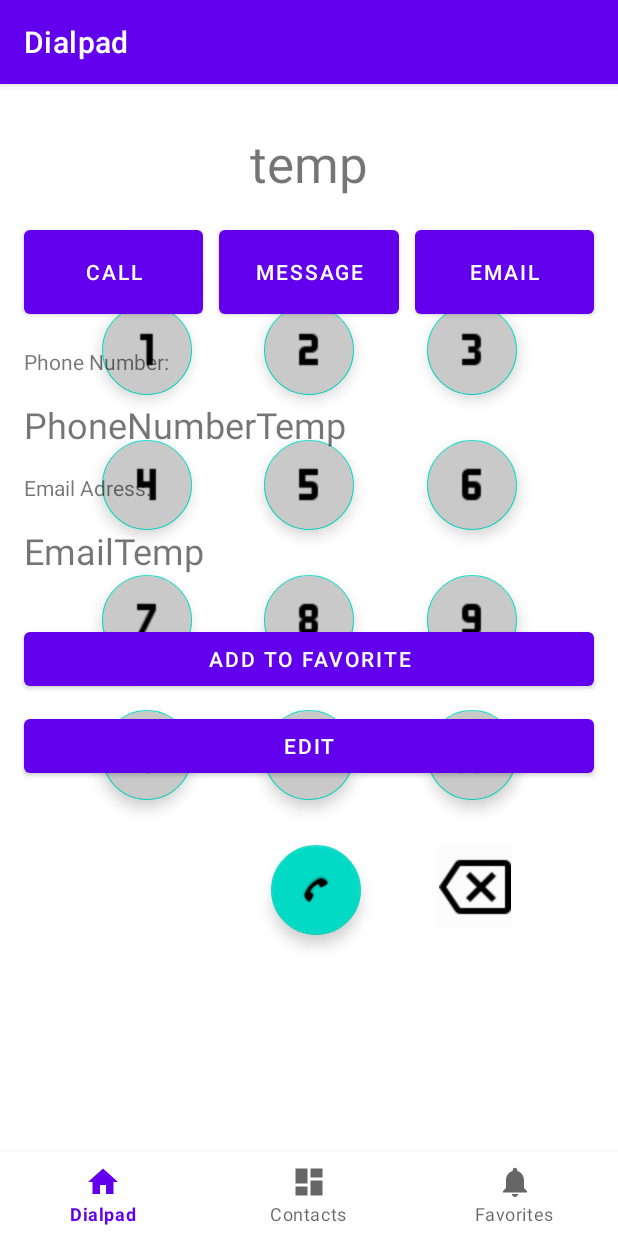
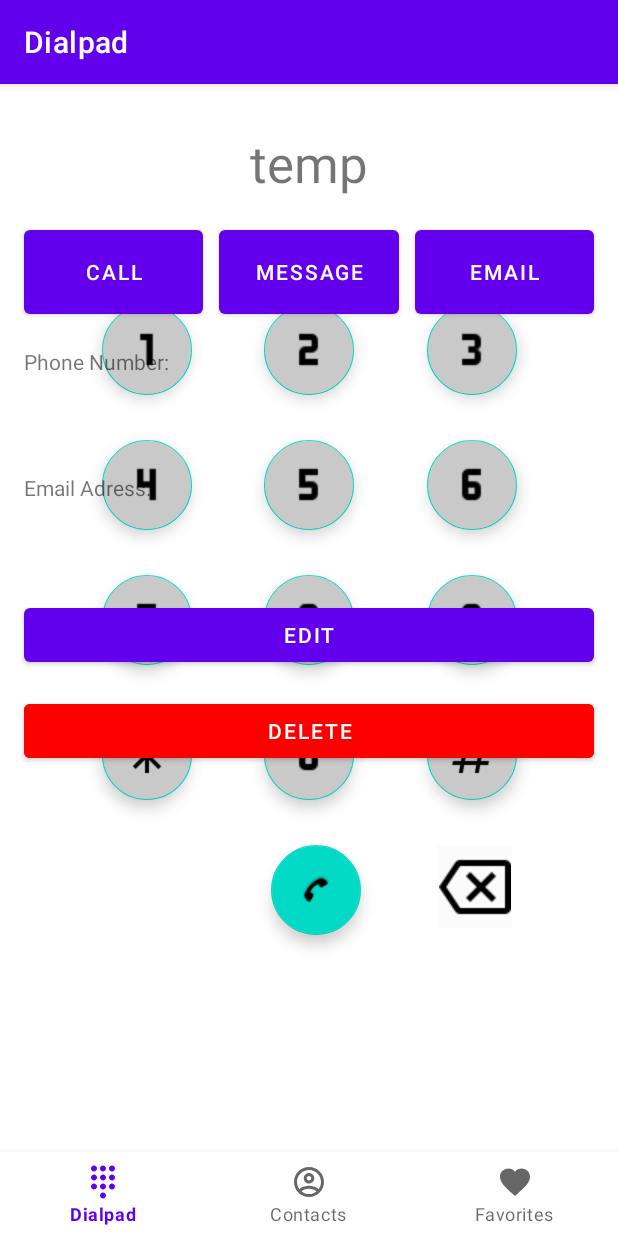
Before and after one commit to danielgeo96/Contacts, an Android app: the fragment infoFragment placed in its activity, on a phone screen of 412 x 824 dp. Run offline under Robolectric (Android 15) with nearby library versions, the phone set to English and light mode, and no system bars; our stand-ins replace navigation-ui; 7 statements that could not run were skipped.

Commit message:
1.Add icons to the button menu bar 2.Add function of remove contacts that effects both favorites and 3.Add remove button

```diff
--- a/app/src/main/java/com/example/contacts/infoFragment.java
+++ b/app/src/main/java/com/example/contacts/infoFragment.java
@@ -2,13 +2,19 @@ package com.example.contacts;
 
 import android.os.Bundle;
 
+import androidx.annotation.NonNull;
 import androidx.fragment.app.Fragment;
 import androidx.navigation.Navigation;
 
 import android.view.LayoutInflater;
+import android.view.Menu;
+import android.view.MenuInflater;
+import android.view.MenuItem;
 import android.view.View;
 import android.view.ViewGroup;
 import android.widget.Button;
+import android.widget.CompoundButton;
+import android.widget.Switch;
 import android.widget.TextView;
 
 import com.example.contacts.model.Contacts;
@@ -20,21 +26,30 @@ import org.w3c.dom.Text;
 
 public class infoFragment extends Fragment {
 
+    int position;
+    Contacts contacts;
  @Override
     public View onCreateView(LayoutInflater inflater, ViewGroup container,
                              Bundle savedInstanceState) {
-        // Inflate the layout for this fragment
+
+     // Inflate the layout for this fragment
         View root = inflater.inflate(R.layout.fragment_info, container, false);
 
      TextView fullNameTextView = root.findViewById(R.id.fragment_info_title);
      TextView phoneNumberTextView = root.findViewById(R.id.fragment_info_phoneNumber);
      TextView emailTextView = root.findViewById(R.id.fragemnt_info_emailAdress);
      Button editBtn = root.findViewById(R.id.fragment_info_editBtn);
-     Button favBtn = root.findViewById(R.id.fragment_info_addToFavorite);
+     Button delBtn = root.findViewById(R.id.fragment_info_delBtn);
 
-     int position = infoFragmentArgs.fromBundle(getArguments()).getRecivePosParam();
+     position = infoFragmentArgs.fromBundle(getArguments()).getRecivePosParam();
+     Boolean isFav = infoFragmentArgs.fromBundle(getArguments()).getIsFav();
+     String fromFrag = infoFragmentArgs.fromBundle(getArguments()).getFromFrag();
 
-     Contacts contacts = model.instance.getContactByCount(position);
+    if(isFav){
+         contacts = model.instance.getFavContactByCount(position);
+    }else{
+        contacts = model.instance.getContactByCount(position);
+    }
 
      fullNameTextView.setText(contacts.getFirstName()+ " " + contacts.getLastName());
      phoneNumberTextView.setText(contacts.getPhoneNumber());
@@ -43,19 +58,45 @@ public class infoFragment extends Fragment {
      editBtn.setOnClickListener(new View.OnClickListener() {
          @Override
          public void onClick(View v) {
-             infoFragmentDirections.ActionInfoFragmentToAddOrEditFragment action = infoFragmentDirections.actionInfoFragmentToAddOrEditFragment("",position);
+             infoFragmentDirections.ActionInfoFragmentToAddOrEditFragment action = infoFragmentDirections.actionInfoFragmentToAddOrEditFragment("",position,fromFrag);
              Navigation.findNavController(root).navigate(action);
          }
      });
 
-     favBtn.setOnClickListener(new View.OnClickListener() {
+     delBtn.setOnClickListener(new View.OnClickListener() {
          @Override
          public void onClick(View v) {
-             contacts.setFavorite(true);
-             model.instance.changeData(contacts,position);
+             if(fromFrag == "Favorites"){
+                 model.instance.removeBothFavAndContact(contacts);
+             }else{
+                 if(contacts.getFavorite()){
+                     model.instance.removeBothFavAndContact(contacts);
+                 }else {
+                     model.instance.removeContact(position);
+                 }
+             }
+
+             Navigation.findNavController(root).navigate(R.id.isRemove);
+
          }
      });
 
-        return root;
+     return root;
     }
+
+    @Override
+    public void onCreateOptionsMenu(@NonNull Menu menu, @NonNull MenuInflater inflater) {
+        inflater.inflate(R.menu.info_save_btn ,menu);
+        super.onCreateOptionsMenu(menu, inflater);
+    }
+
+    @Override
+    public boolean onOptionsItemSelected(@NonNull MenuItem item) {
+
+        model.instance.changeData(contacts,position);
+        setHasOptionsMenu(false);
+
+        return super.onOptionsItemSelected(item);
+    }
+
 }
--- a/app/src/main/java/com/example/contacts/model/Contacts.java
+++ b/app/src/main/java/com/example/contacts/model/Contacts.java
@@ -1,4 +1,6 @@
 package com.example.contacts.model;
+
+import android.provider.ContactsContract;
 
 public class Contacts {
 
@@ -6,7 +8,7 @@ public class Contacts {
     String firstName;
     String lastName;
     String email;
-    Boolean isFavorite;
+    Boolean isFavorite = false;
     int count;
 
     public String getPhoneNumber() {
--- a/app/src/main/java/com/example/contacts/ui/dialpad/DialpadFragment.java
+++ b/app/src/main/java/com/example/contacts/ui/dialpad/DialpadFragment.java
@@ -111,7 +111,7 @@ public class DialpadFragment extends Fragment implements View.OnClickListener {
 
     @Override
     public boolean onOptionsItemSelected(@NonNull MenuItem item) {
-        DialpadFragmentDirections.DialpadToAddOrEdit action = DialpadFragmentDirections.dialpadToAddOrEdit(finalText,-1);
+        DialpadFragmentDirections.DialpadToAddOrEdit action = DialpadFragmentDirections.dialpadToAddOrEdit(finalText,-1,"DialPad");
         Navigation.findNavController(root).navigate(action);
         return super.onOptionsItemSelected(item);
     }
--- a/app/src/main/java/com/example/contacts/ui/favorites/FavoritesFragment.java
+++ b/app/src/main/java/com/example/contacts/ui/favorites/FavoritesFragment.java
@@ -64,8 +64,9 @@ public class FavoritesFragment extends Fragment {
             public void OnItemClick(int position) {
 
                 Log.d("Tag","row was clicked" + position);
-                ContactsFragmentDirections.ContactsToInfo action = ContactsFragmentDirections.contactsToInfo(position);
+                FavoritesFragmentDirections.ActionNavigationFavoritesToInfoFragment action = FavoritesFragmentDirections.actionNavigationFavoritesToInfoFragment(position,true,"Favorites");
                 Navigation.findNavController(root).navigate(action);
+
 
             }
         });
--- /dev/null
+++ b/app/src/main/res/drawable-v24/outline_account_circle_24.xml
@@ -0,0 +1,10 @@
+<vector xmlns:android="http://schemas.android.com/apk/res/android"
+    android:width="24dp"
+    android:height="24dp"
+    android:viewportWidth="24"
+    android:viewportHeight="24"
+    android:tint="?attr/colorControlNormal">
+  <path
+      android:fillColor="@color/black"
+      android:pathData="M12,2C6.48,2 2,6.48 2,12s4.48,10 10,10 10,-4.48 10,-10S17.52,2 12,2zM7.07,18.28c0.43,-0.9 3.05,-1.78 4.93,-1.78s4.51,0.88 4.93,1.78C15.57,19.36 13.86,20 12,20s-3.57,-0.64 -4.93,-1.72zM18.36,16.83c-1.43,-1.74 -4.9,-2.33 -6.36,-2.33s-4.93,0.59 -6.36,2.33C4.62,15.49 4,13.82 4,12c0,-4.41 3.59,-8 8,-8s8,3.59 8,8c0,1.82 -0.62,3.49 -1.64,4.83zM12,6c-1.94,0 -3.5,1.56 -3.5,3.5S10.06,13 12,13s3.5,-1.56 3.5,-3.5S13.94,6 12,6zM12,11c-0.83,0 -1.5,-0.67 -1.5,-1.5S11.17,8 12,8s1.5,0.67 1.5,1.5S12.83,11 12,11z"/>
+</vector>
--- /dev/null
+++ b/app/src/main/res/drawable/outline_dialpad_24.xml
@@ -0,0 +1,10 @@
+<vector xmlns:android="http://schemas.android.com/apk/res/android"
+    android:width="24dp"
+    android:height="24dp"
+    android:viewportWidth="24"
+    android:viewportHeight="24"
+    android:tint="?attr/colorControlNormal">
+  <path
+      android:fillColor="@color/black"
+      android:pathData="M12,19c-1.1,0 -2,0.9 -2,2s0.9,2 2,2 2,-0.9 2,-2 -0.9,-2 -2,-2zM6,1c-1.1,0 -2,0.9 -2,2s0.9,2 2,2 2,-0.9 2,-2 -0.9,-2 -2,-2zM6,7c-1.1,0 -2,0.9 -2,2s0.9,2 2,2 2,-0.9 2,-2 -0.9,-2 -2,-2zM6,13c-1.1,0 -2,0.9 -2,2s0.9,2 2,2 2,-0.9 2,-2 -0.9,-2 -2,-2zM18,5c1.1,0 2,-0.9 2,-2s-0.9,-2 -2,-2 -2,0.9 -2,2 0.9,2 2,2zM12,13c-1.1,0 -2,0.9 -2,2s0.9,2 2,2 2,-0.9 2,-2 -0.9,-2 -2,-2zM18,13c-1.1,0 -2,0.9 -2,2s0.9,2 2,2 2,-0.9 2,-2 -0.9,-2 -2,-2zM18,7c-1.1,0 -2,0.9 -2,2s0.9,2 2,2 2,-0.9 2,-2 -0.9,-2 -2,-2zM12,7c-1.1,0 -2,0.9 -2,2s0.9,2 2,2 2,-0.9 2,-2 -0.9,-2 -2,-2zM12,1c-1.1,0 -2,0.9 -2,2s0.9,2 2,2 2,-0.9 2,-2 -0.9,-2 -2,-2z"/>
+</vector>
--- /dev/null
+++ b/app/src/main/res/drawable/outline_favorite_24.xml
@@ -0,0 +1,10 @@
+<vector xmlns:android="http://schemas.android.com/apk/res/android"
+    android:width="24dp"
+    android:height="24dp"
+    android:viewportWidth="24"
+    android:viewportHeight="24"
+    android:tint="?attr/colorControlNormal">
+  <path
+      android:fillColor="@color/black"
+      android:pathData="M12,21.35l-1.45,-1.32C5.4,15.36 2,12.28 2,8.5 2,5.42 4.42,3 7.5,3c1.74,0 3.41,0.81 4.5,2.09C13.09,3.81 14.76,3 16.5,3 19.58,3 22,5.42 22,8.5c0,3.78 -3.4,6.86 -8.55,11.54L12,21.35z"/>
+</vector>
--- /dev/null
+++ b/app/src/main/res/drawable/outline_save_24.xml
@@ -0,0 +1,10 @@
+<vector xmlns:android="http://schemas.android.com/apk/res/android"
+    android:width="24dp"
+    android:height="24dp"
+    android:viewportWidth="24"
+    android:viewportHeight="24"
+    android:tint="?attr/colorControlNormal">
+  <path
+      android:fillColor="@color/white"
+      android:pathData="M17,3L5,3c-1.11,0 -2,0.9 -2,2v14c0,1.1 0.89,2 2,2h14c1.1,0 2,-0.9 2,-2L21,7l-4,-4zM19,19L5,19L5,5h11.17L19,7.83L19,19zM12,12c-1.66,0 -3,1.34 -3,3s1.34,3 3,3 3,-1.34 3,-3 -1.34,-3 -3,-3zM6,6h9v4L6,10z"/>
+</vector>
--- a/app/src/main/res/layout/fragment_info.xml
+++ b/app/src/main/res/layout/fragment_info.xml
@@ -6,6 +6,20 @@
     android:layout_height="match_parent"
     tools:context=".infoFragment">
 
+    <Button
+        android:id="@+id/fragment_info_delBtn"
+        android:layout_width="0dp"
+        android:layout_height="wrap_content"
+        android:layout_marginStart="16dp"
+        android:layout_marginTop="16dp"
+        android:layout_marginEnd="16dp"
+        android:backgroundTint="#FD0000"
+        android:text="Delete"
+        app:layout_constraintEnd_toEndOf="parent"
+        app:layout_constraintHorizontal_bias="0.0"
+        app:layout_constraintStart_toStartOf="parent"
+        app:layout_constraintTop_toBottomOf="@+id/fragment_info_editBtn" />
+
     <TextView
         android:id="@+id/fragemnt_info_emailAdress"
         android:layout_width="0dp"
@@ -13,7 +27,6 @@
         android:layout_marginStart="16dp"
         android:layout_marginTop="16dp"
         android:layout_marginEnd="16dp"
-        android:text="EmailTemp"
         android:textSize="24sp"
         app:layout_constraintEnd_toEndOf="parent"
         app:layout_constraintHorizontal_bias="0.0"
@@ -105,34 +118,21 @@
         android:layout_marginStart="16dp"
         android:layout_marginTop="16dp"
         android:layout_marginEnd="16dp"
-        android:text="PhoneNumberTemp"
         android:textSize="24sp"
         app:layout_constraintEnd_toEndOf="parent"
         app:layout_constraintStart_toStartOf="parent"
         app:layout_constraintTop_toBottomOf="@+id/textView2" />
 
     <Button
-        android:id="@+id/fragment_info_addToFavorite"
+        android:id="@+id/fragment_info_editBtn"
         android:layout_width="0dp"
         android:layout_height="wrap_content"
         android:layout_marginStart="16dp"
-        android:layout_marginTop="32dp"
+        android:layout_marginTop="16dp"
         android:layout_marginEnd="16dp"
-        android:text="Add to favorite"
+        android:text="Edit"
         app:layout_constraintEnd_toEndOf="parent"
         app:layout_constraintStart_toStartOf="parent"
         app:layout_constraintTop_toBottomOf="@+id/fragemnt_info_emailAdress" />
 
-    <Button
-        android:id="@+id/fragment_info_editBtn"
-        android:layout_width="0dp"
-        android:layout_height="wrap_content"
-        android:layout_marginStart="16dp"
-        android:layout_marginTop="10dp"
-        android:layout_marginEnd="16dp"
-        android:text="Edit"
-        app:layout_constraintEnd_toEndOf="parent"
-        app:layout_constraintStart_toStartOf="parent"
-        app:layout_constraintTop_toBottomOf="@+id/fragment_info_addToFavorite" />
-
 </androidx.constraintlayout.widget.ConstraintLayout>
--- a/app/src/main/res/menu/bottom_nav_menu.xml
+++ b/app/src/main/res/menu/bottom_nav_menu.xml
@@ -3,17 +3,17 @@
 
     <item
         android:id="@+id/navigation_dialpad"
-        android:icon="@drawable/ic_home_black_24dp"
+        android:icon="@drawable/outline_dialpad_24"
         android:title="Dialpad" />
 
     <item
         android:id="@+id/navigation_contacts"
-        android:icon="@drawable/ic_dashboard_black_24dp"
+        android:icon="@drawable/outline_account_circle_24"
         android:title="Contacts" />
 
     <item
         android:id="@+id/navigation_favorites"
-        android:icon="@drawable/ic_notifications_black_24dp"
-        android:title="Favorites" ></item>
+        android:icon="@drawable/outline_favorite_24"
+        android:title="Favorites"></item>
 
 </menu>
--- /dev/null
+++ b/app/src/main/res/menu/info_save_btn.xml
@@ -0,0 +1,10 @@
+<?xml version="1.0" encoding="utf-8"?>
+<menu xmlns:app="http://schemas.android.com/apk/res-auto"
+    xmlns:android="http://schemas.android.com/apk/res/android">
+
+    <item
+        android:id="@+id/saveBtn"
+        android:icon="@drawable/outline_save_24"
+        android:title="Save"
+        app:showAsAction="always" />
+</menu>
--- a/app/src/main/res/navigation/mobile_navigation.xml
+++ b/app/src/main/res/navigation/mobile_navigation.xml
@@ -52,6 +52,13 @@
         <argument
             android:name="getPositionFromInfo"
             app:argType="integer" />
+        <action
+            android:id="@+id/action_addOrEditFragment_pop"
+            app:popUpTo="@id/addOrEditFragment"
+            app:popUpToInclusive="true" />
+        <argument
+            android:name="fromLastFrag"
+            app:argType="string" />
     </fragment>
     <fragment
         android:id="@+id/infoFragment"
@@ -64,5 +71,15 @@
         <argument
             android:name="recivePosParam"
             app:argType="integer" />
+        <argument
+            android:name="isFav"
+            app:argType="boolean" />
+        <argument
+            android:name="fromFrag"
+            app:argType="string" />
+        <action
+            android:id="@+id/isRemove"
+            app:popUpTo="@id/infoFragment"
+            app:popUpToInclusive="true" />
     </fragment>
 </navigation>
```
Also changed, not shown: app/src/main/java/com/example/contacts/addOrEditFragment.java (+54 -7 lines), app/src/main/java/com/example/contacts/model/model.java (+64 -19 lines), app/src/main/java/com/example/contacts/ui/contacts/ContactsFragment.java (+5 -8 lines), app/src/main/res/layout/fragment_add_or_edit.xml (+28 -30 lines).
